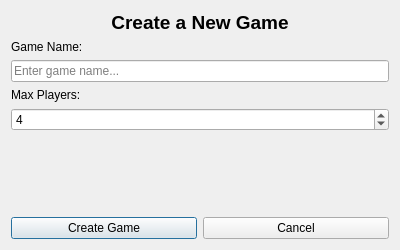
Qt form client_ui/ui/NewGameWindow.ui (Nacho4321/tp-TallerDeProgramacion-grupo5) before a commit.
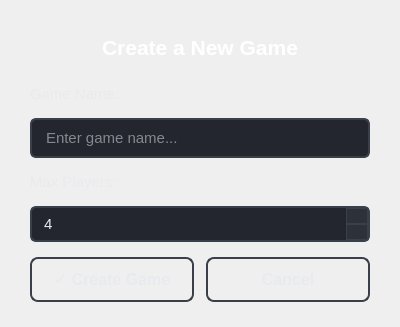
The same form after that commit.

```diff
--- a/client_ui/ui/NewGameWindow.ui
+++ b/client_ui/ui/NewGameWindow.ui
@@ -13,7 +13,121 @@
   <property name="windowTitle">
    <string>Create New Game</string>
   </property>
+  <property name="styleSheet">
+   <string notr="true">QDialog {
+    background: qlineargradient(x1:0, y1:0, x2:0, y2:1,
+                                stop:0 #1a1d23, stop:1 #0f1114);
+}
+
+QLabel {
+    color: #e8eaed;
+    font-size: 11pt;
+}
+
+QLabel#titleLabel {
+    color: #ffffff;
+    font-size: 16pt;
+    font-weight: bold;
+    padding: 10px;
+}
+
+QLineEdit {
+    background-color: #23262e;
+    color: #e8eaed;
+    border: 2px solid #3a3f4a;
+    border-radius: 6px;
+    padding: 8px 12px;
+    font-size: 11pt;
+}
+
+QLineEdit:focus {
+    border: 2px solid #4a7c9e;
+    background-color: #2a2d36;
+}
+
+QSpinBox {
+    background-color: #23262e;
+    color: #e8eaed;
+    border: 2px solid #3a3f4a;
+    border-radius: 6px;
+    padding: 6px 10px;
+    font-size: 11pt;
+}
+
+QSpinBox:focus {
+    border: 2px solid #4a7c9e;
+}
+
+QSpinBox::up-button, QSpinBox::down-button {
+    background-color: #2d3139;
+    border: 1px solid #3a3f4a;
+    width: 20px;
+}
+
+QSpinBox::up-button:hover, QSpinBox::down-button:hover {
+    background-color: #3a3f4a;
+}
+
+QPushButton {
+    background: qlineargradient(x1:0, y1:0, x2:0, y2:1,
+                                stop:0 #2d3139, stop:1 #23262e);
+    color: #e8eaed;
+    border: 2px solid #3a3f4a;
+    border-radius: 8px;
+    padding: 10px 20px;
+    font-size: 12pt;
+    font-weight: 600;
+}
+
+QPushButton:hover {
+    background: qlineargradient(x1:0, y1:0, x2:0, y2:1,
+                                stop:0 #3a3f4a, stop:1 #2d3139);
+    border: 2px solid #4a5060;
+    color: #ffffff;
+}
+
+QPushButton:pressed {
+    background: qlineargradient(x1:0, y1:0, x2:0, y2:1,
+                                stop:0 #1d2027, stop:1 #23262e);
+}
+
+QPushButton#createButton {
+    background: qlineargradient(x1:0, y1:0, x2:0, y2:1,
+                                stop:0 #0d7377, stop:1 #0a5a5e);
+    font-weight: bold;
+}
+
+QPushButton#createButton:hover {
+    background: qlineargradient(x1:0, y1:0, x2:0, y2:1,
+                                stop:0 #14a5a5, stop:1 #0d7377);
+}
+
+QPushButton#cancelButton {
+    background: qlineargradient(x1:0, y1:0, x2:0, y2:1,
+                                stop:0 #444444, stop:1 #333333);
+}
+
+QPushButton#cancelButton:hover {
+    background: qlineargradient(x1:0, y1:0, x2:0, y2:1,
+                                stop:0 #555555, stop:1 #444444);
+}</string>
+  </property>
   <layout class="QVBoxLayout" name="verticalLayout">
+   <property name="spacing">
+    <number>15</number>
+   </property>
+   <property name="leftMargin">
+    <number>30</number>
+   </property>
+   <property name="topMargin">
+    <number>25</number>
+   </property>
+   <property name="rightMargin">
+    <number>30</number>
+   </property>
+   <property name="bottomMargin">
+    <number>25</number>
+   </property>
    <item>
     <widget class="QLabel" name="titleLabel">
      <property name="text">
@@ -24,7 +138,8 @@
      </property>
      <property name="font">
       <font>
-       <pointsize>14</pointsize>
+       <pointsize>16</pointsize>
+       <weight>75</weight>
        <bold>true</bold>
       </font>
      </property>
@@ -35,6 +150,12 @@
      <property name="text">
       <string>Game Name:</string>
      </property>
+     <property name="font">
+      <font>
+       <pointsize>11</pointsize>
+       <weight>50</weight>
+      </font>
+     </property>
     </widget>
    </item>
    <item>
@@ -42,6 +163,11 @@
      <property name="placeholderText">
       <string>Enter game name...</string>
      </property>
+     <property name="font">
+      <font>
+       <pointsize>11</pointsize>
+      </font>
+     </property>
     </widget>
    </item>
    <item>
@@ -49,6 +175,12 @@
      <property name="text">
       <string>Max Players:</string>
      </property>
+     <property name="font">
+      <font>
+       <pointsize>11</pointsize>
+       <weight>50</weight>
+      </font>
+     </property>
     </widget>
    </item>
    <item>
@@ -62,6 +194,11 @@
      <property name="value">
       <number>4</number>
      </property>
+     <property name="font">
+      <font>
+       <pointsize>11</pointsize>
+      </font>
+     </property>
     </widget>
    </item>
    <item>
@@ -72,17 +209,39 @@
      <property name="sizeHint" stdset="0">
       <size>
        <width>20</width>
-       <height>40</height>
+       <height>30</height>
       </size>
      </property>
     </spacer>
    </item>
    <item>
     <layout class="QHBoxLayout" name="buttonLayout">
+     <property name="spacing">
+      <number>12</number>
+     </property>
      <item>
       <widget class="QPushButton" name="createButton">
        <property name="text">
-        <string>Create Game</string>
+        <string>✓ Create Game</string>
+       </property>
+       <property name="minimumSize">
+        <size>
+         <width>0</width>
+         <height>45</height>
+        </size>
+       </property>
+       <property name="cursor">
+        <cursorShape>PointingHandCursor</cursorShape>
+       </property>
+       <property name="default">
+        <bool>true</bool>
+       </property>
+       <property name="font">
+        <font>
+         <pointsize>12</pointsize>
+         <weight>75</weight>
+         <bold>true</bold>
+        </font>
        </property>
       </widget>
      </item>
@@ -91,6 +250,20 @@
        <property name="text">
         <string>Cancel</string>
        </property>
+       <property name="minimumSize">
+        <size>
+         <width>0</width>
+         <height>45</height>
+        </size>
+       </property>
+       <property name="cursor">
+        <cursorShape>PointingHandCursor</cursorShape>
+       </property>
+       <property name="font">
+        <font>
+         <pointsize>12</pointsize>
+        </font>
+       </property>
       </widget>
      </item>
     </layout>
```
